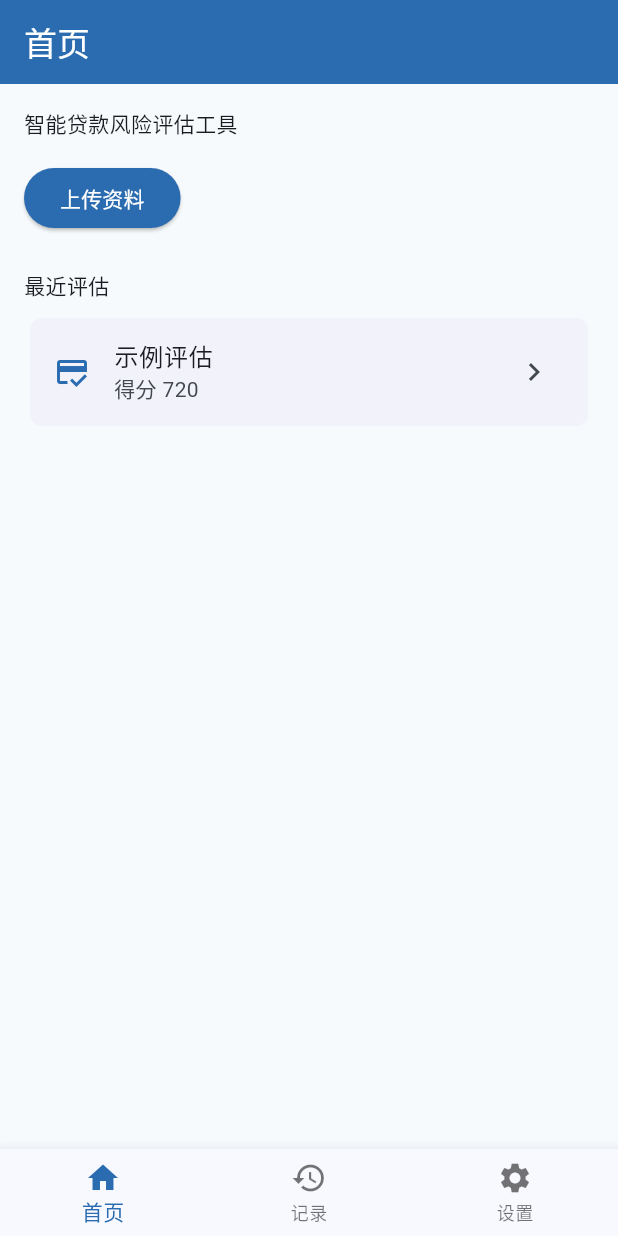
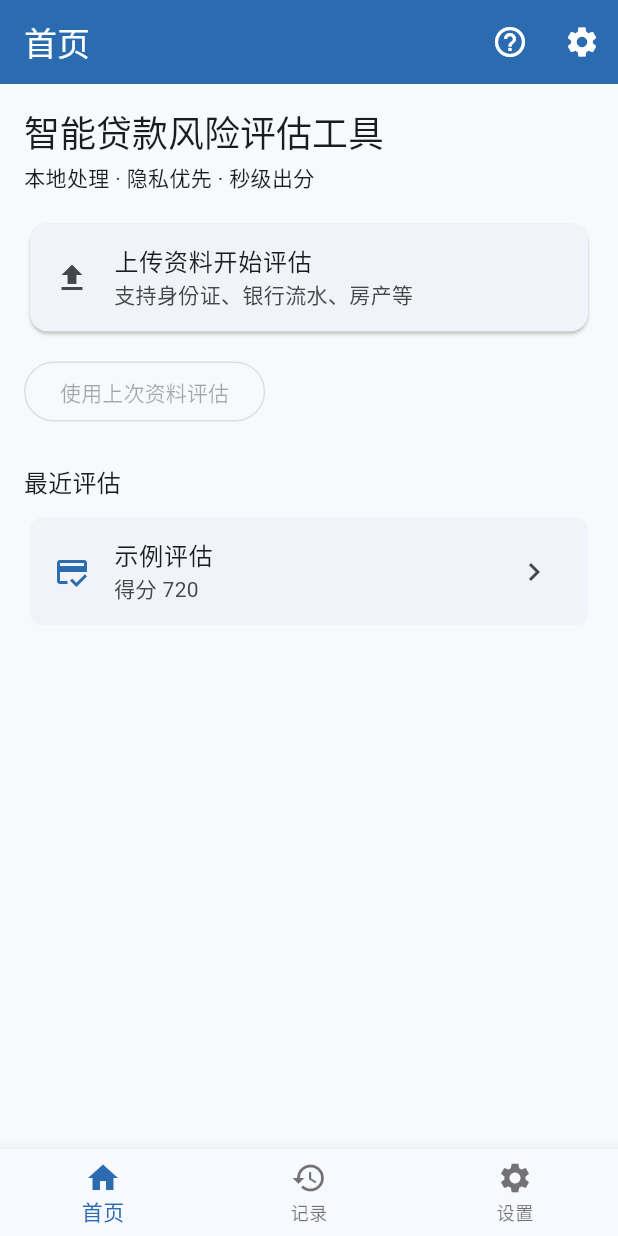
Before and after one commit to Dulpyanghaobo/RiskEyeMobileApp, a Flutter app: the screen it shows after launch, on a phone screen of 412 x 824 dp. Run offline on Flutter 3.47's test engine with Material 3 defaults, Android fonts, the phone set to English and light mode, and no system bars; our stand-ins replace dio, flutter_image_compress, fluttertoast, image_picker, shared_preferences; Roboto replaces fonts that are missing (SF Pro).

Commit message:
feat: enhance home with upload and quick eval

```diff
--- a/risk_eye_mobile_app/lib/features/home/home_page.dart
+++ b/risk_eye_mobile_app/lib/features/home/home_page.dart
@@ -1,42 +1,118 @@
 import 'package:flutter/material.dart';
 import '../../widgets/app_bar.dart';
-import '../../widgets/buttons.dart';
 import '../../widgets/cards.dart';
+import '../../services/analytics_service.dart';
+import '../../state/providers.dart';
 import '../upload/upload_page.dart';
+import '../evaluating/evaluating_page.dart';
+import '../settings/settings_page.dart';
+import '../result/result_page.dart';
 
-class HomePage extends StatelessWidget {
+class HomePage extends StatefulWidget {
   const HomePage({super.key});
 
   @override
+  State<HomePage> createState() => _HomePageState();
+}
+
+class _HomePageState extends State<HomePage> {
+  @override
+  void initState() {
+    super.initState();
+    AnalyticsService.logEvent('home_view');
+    appState.addListener(_onStateChanged);
+    appState.loadHistory();
+  }
+
+  void _onStateChanged() => setState(() {});
+
+  @override
+  void dispose() {
+    appState.removeListener(_onStateChanged);
+    super.dispose();
+  }
+
+  @override
   Widget build(BuildContext context) {
+    final hasHistory = appState.history.isNotEmpty;
     return Scaffold(
-      appBar: const RiskAppBar(title: '首页'),
-      body: Padding(
+      appBar: RiskAppBar(
+        title: '首页',
+        actions: [
+          IconButton(
+            icon: const Icon(Icons.help_outline),
+            onPressed: () {},
+          ),
+          IconButton(
+            icon: const Icon(Icons.settings),
+            onPressed: () {
+              Navigator.push(
+                context,
+                MaterialPageRoute(builder: (_) => const SettingsPage()),
+              );
+            },
+          ),
+        ],
+      ),
+      body: SingleChildScrollView(
         padding: const EdgeInsets.all(16),
         child: Column(
           crossAxisAlignment: CrossAxisAlignment.start,
           children: [
-            const Text('智能贷款风险评估工具'),
+            Text(
+              '智能贷款风险评估工具',
+              style: Theme.of(context).textTheme.headlineSmall,
+            ),
+            const SizedBox(height: 4),
+            const Text('本地处理 · 隐私优先 · 秒级出分'),
             const SizedBox(height: 16),
-            PrimaryButton(
-              label: '上传资料',
-              onPressed: () {
+            Card(
+              child: ListTile(
+                leading: const Icon(Icons.file_upload),
+                title: const Text('上传资料开始评估'),
+                subtitle: const Text('支持身份证、银行流水、房产等'),
+                onTap: () {
+                  AnalyticsService.logEvent('home_click_upload');
                   Navigator.pushNamed(context, UploadPage.routeName);
                 },
               ),
+            ),
+            const SizedBox(height: 12),
+            OutlinedButton(
+              onPressed: hasHistory
+                  ? () {
+                      AnalyticsService.logEvent('home_click_quick_eval');
+                      Navigator.pushNamed(context, EvaluatingPage.routeName);
+                    }
+                  : null,
+              child: const Text('使用上次资料评估'),
+            ),
             const SizedBox(height: 24),
-            const Text('最近评估'),
+            Text('最近评估', style: Theme.of(context).textTheme.titleMedium),
             const SizedBox(height: 8),
-            Expanded(
-              child: ListView(
-                children: const [
+            if (hasHistory)
+              ...appState.history.reversed.map((item) {
+                final date =
+                    item.createdAt.toLocal().toString().split('.').first;
+                return ListItemCard(
+                  icon: Icons.credit_score,
+                  title: date,
+                  subtitle: '分数 ${item.score} · ${item.decision}',
+                  onTap: () {
+                    AnalyticsService.logEvent('history_card_open');
+                    Navigator.pushNamed(context, ResultPage.routeName);
+                  },
+                );
+              })
+            else
               ListItemCard(
                 icon: Icons.credit_score,
                 title: '示例评估',
                 subtitle: '得分 720',
-                  ),
-                ],
-              ),
+                onTap: () {
+                  AnalyticsService.logEvent('history_card_open');
+                  Navigator.pushNamed(context, ResultPage.routeName);
+                },
               ),
           ],
         ),
--- /dev/null
+++ b/risk_eye_mobile_app/lib/services/analytics_service.dart
@@ -0,0 +1,10 @@
+import 'package:flutter/foundation.dart';
+
+/// Simple analytics service that logs events to console.
+class AnalyticsService {
+  AnalyticsService._();
+
+  static void logEvent(String name) {
+    debugPrint('analytics_event: ' + name);
+  }
+}
--- a/risk_eye_mobile_app/lib/viewmodels/upload_view_model.dart
+++ b/risk_eye_mobile_app/lib/viewmodels/upload_view_model.dart
@@ -7,6 +7,7 @@ import 'package:fluttertoast/fluttertoast.dart';
 import '../core/error/app_exception.dart';
 import '../models/upload_result.dart';
 import '../repositories/upload_repository.dart';
+import '../services/analytics_service.dart';
 
 class UploadViewModel extends ChangeNotifier {
   final UploadRepository repository;
@@ -41,12 +42,15 @@ class UploadViewModel extends ChangeNotifier {
       );
       error = null;
       Fluttertoast.showToast(msg: '上传成功');
+      AnalyticsService.logEvent('upload_success');
     } on AppException catch (e) {
       error = e.message;
       Fluttertoast.showToast(msg: e.message);
+      AnalyticsService.logEvent('error_upload_fail');
     } catch (e) {
       error = e.toString();
       Fluttertoast.showToast(msg: error!);
+      AnalyticsService.logEvent('error_upload_fail');
     } finally {
       uploading = false;
       notifyListeners();
```
Also changed, not shown: risk_eye_mobile_app/lib/features/evaluating/evaluating_page.dart (+6 -1 lines). Lines whose indentation alone changed are shown as unchanged.
